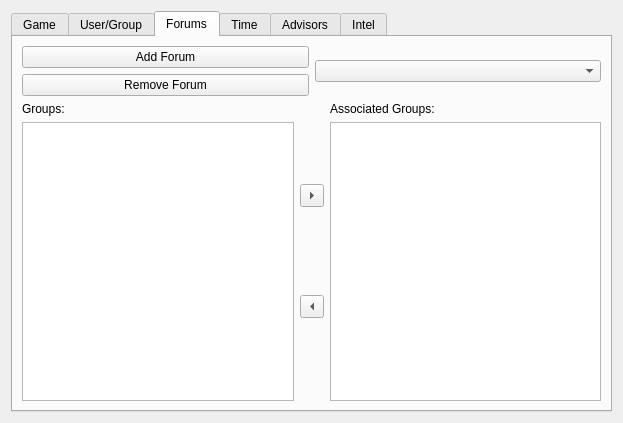
The window that ui/EditScenarioForm.ui (dmzdev/stance) describes before a commit, drawn with Qt 5.
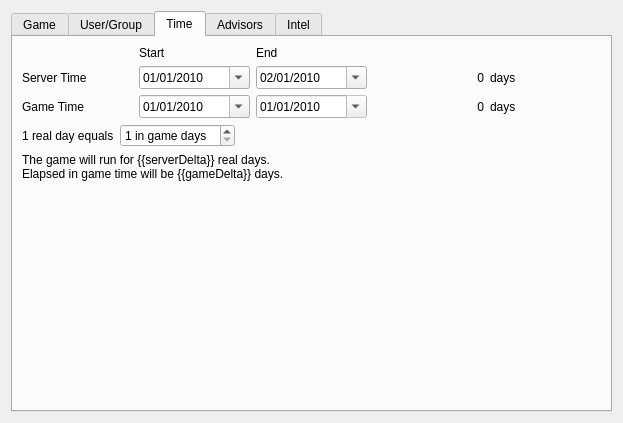
The same window after the commit. The open tabs and pages were chosen to show the change.

Commit message: Removed extra forum-creation step from group creation. Forums now automatically created.

```diff
--- a/ui/EditScenarioForm.ui
+++ b/ui/EditScenarioForm.ui
@@ -181,102 +181,6 @@
        </item>
       </layout>
      </widget>
-     <widget class="QWidget" name="tab_15">
-      <attribute name="title">
-       <string>Forums</string>
-      </attribute>
-      <layout class="QVBoxLayout" name="verticalLayout_44">
-       <item>
-        <layout class="QHBoxLayout" name="horizontalLayout_32">
-         <item>
-          <layout class="QVBoxLayout" name="verticalLayout_45">
-           <item>
-            <widget class="QPushButton" name="createForumButton">
-             <property name="text">
-              <string>Add Forum</string>
-             </property>
-            </widget>
-           </item>
-           <item>
-            <widget class="QPushButton" name="deleteForumButton">
-             <property name="text">
-              <string>Remove Forum</string>
-             </property>
-            </widget>
-           </item>
-          </layout>
-         </item>
-         <item>
-          <widget class="QComboBox" name="forumList"/>
-         </item>
-        </layout>
-       </item>
-       <item>
-        <layout class="QHBoxLayout" name="horizontalLayout_33">
-         <item>
-          <layout class="QVBoxLayout" name="verticalLayout_46">
-           <item>
-            <widget class="QLabel" name="label_11">
-             <property name="text">
-              <string>Groups:</string>
-             </property>
-            </widget>
-           </item>
-           <item>
-            <widget class="QListWidget" name="forumGroupList">
-             <property name="alternatingRowColors">
-              <bool>true</bool>
-             </property>
-            </widget>
-           </item>
-          </layout>
-         </item>
-         <item>
-          <layout class="QVBoxLayout" name="verticalLayout_47">
-           <item>
-            <widget class="QToolButton" name="addForumGroupButton">
-             <property name="text">
-              <string>...</string>
-             </property>
-             <property name="arrowType">
-              <enum>Qt::RightArrow</enum>
-             </property>
-            </widget>
-           </item>
-           <item>
-            <widget class="QToolButton" name="removeForumGroupButton">
-             <property name="text">
-              <string>...</string>
-             </property>
-             <property name="arrowType">
-              <enum>Qt::LeftArrow</enum>
-             </property>
-            </widget>
-           </item>
-          </layout>
-         </item>
-         <item>
-          <layout class="QVBoxLayout" name="verticalLayout_48">
-           <item>
-            <widget class="QLabel" name="label_12">
-             <property name="text">
-              <string>Associated Groups:</string>
-             </property>
-            </widget>
-           </item>
-           <item>
-            <widget class="QListWidget" name="forumAssocList">
-             <property name="alternatingRowColors">
-              <bool>true</bool>
-             </property>
-            </widget>
-           </item>
-          </layout>
-         </item>
-        </layout>
-       </item>
-      </layout>
-     </widget>
      <widget class="QWidget" name="tab_16">
       <attribute name="title">
        <string>Time</string>
```
Left out of the diff: 70 changed lines with no effect on the pictures. The commit also changes 3 other files.
